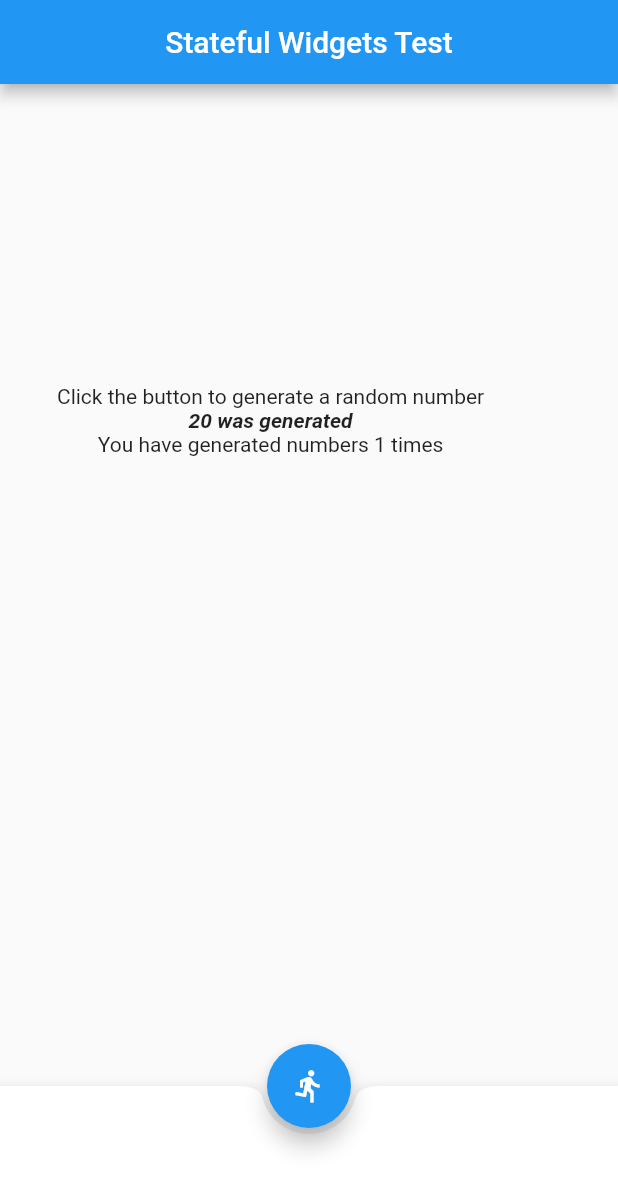
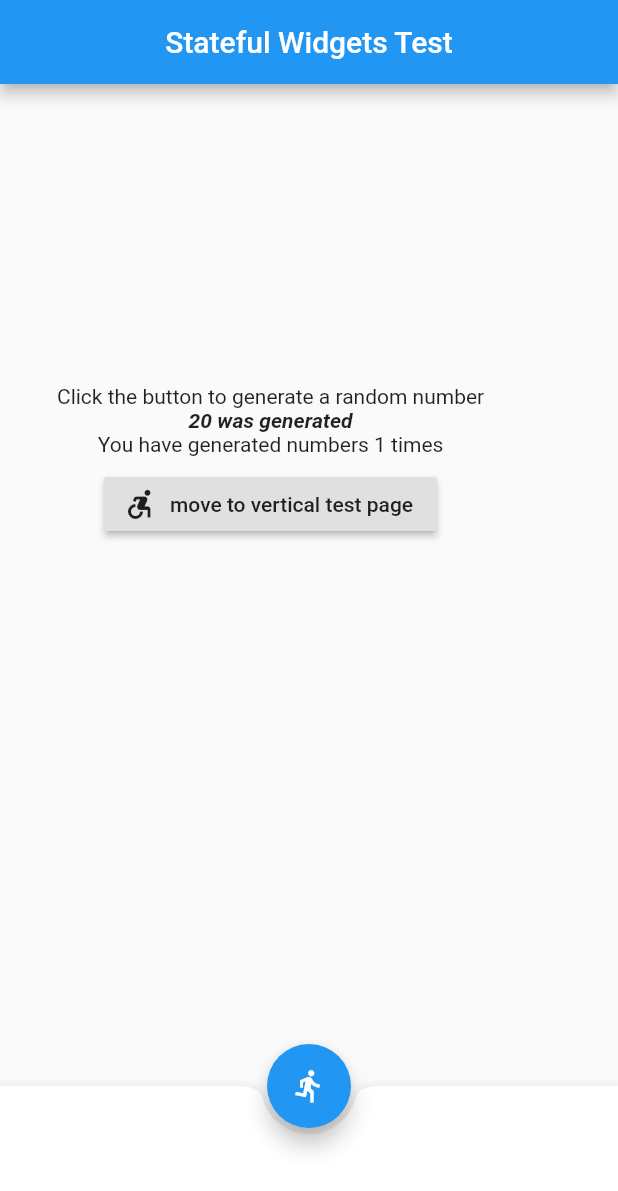
Before and after one commit to Ezeko/firstFlutterApp, a Flutter app: the screen it shows after launch, after a tap on the "directions run" icon, on a phone screen of 412 x 824 dp. Shown: the top 1191 px of the screen. Run offline on Flutter 3.47's test engine with Material 2 defaults, Android fonts, the phone set to English and light mode, and no system bars.

Commit message:
add screens and navigation to app

```diff
--- a/lib/main.dart
+++ b/lib/main.dart
@@ -1,6 +1,12 @@
 import 'package:flutter/material.dart';
 import './src/learnStateful.dart';
+import 'vertical.dart';
 
 void main() {
-  runApp(LearnStateful());
+  runApp(MaterialApp(
+    routes: {
+      '/': (context) => LearnStateful(),
+      '/vertical': (context) => Vertical(),
+    },
+  ));
 }
--- a/lib/src/learnStateful.dart
+++ b/lib/src/learnStateful.dart
@@ -1,3 +1,5 @@
+import 'dart:io';
+
 import 'package:flutter/material.dart';
 import 'dart:math';
 
@@ -8,12 +10,13 @@ class LearnStateful extends StatefulWidget {
 
 int number = 0;
 int clicked = 0;
+var platform = Platform.environment;
+var oS = Platform.operatingSystem;
 
 class _LearnStatefulState extends State<LearnStateful> {
   @override
   Widget build(BuildContext context) {
-    return MaterialApp(
-      home: Scaffold(
+    return Scaffold(
       appBar: AppBar(
         centerTitle: true,
         title: Text('Stateful Widgets Test'),
@@ -23,7 +26,8 @@ class _LearnStatefulState extends State<LearnStateful> {
         child: Column(
           children: <Widget>[
             Text('Click the button to generate a random number'),
-              clicked > 0 ? Column(
+            clicked > 0
+                ? Column(
                     children: [
                       Text(
                         '$number was generated',
@@ -34,7 +38,19 @@ class _LearnStatefulState extends State<LearnStateful> {
                       ),
                       Text('You have generated numbers $clicked times'),
                     ],
-              ) : Text(''),
+                  )
+                : Text('$oS'),
+            SizedBox(
+              height: 8.0,
+            ),
+            RaisedButton.icon(
+                onPressed: () {
+                  Navigator.pushNamed(context, '/vertical');
+                },
+                icon: Icon(Icons.accessible_forward),
+                label: Text(
+                  'move to vertical test page',
+                ))
           ],
         ),
       ),
@@ -57,7 +73,6 @@ class _LearnStatefulState extends State<LearnStateful> {
           height: 100.0,
         ),
       ),
-      ),
     );
   }
 }
```
Lines whose indentation alone changed are shown as unchanged.
